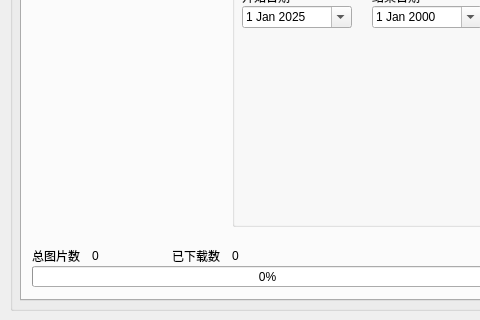
This is WeiboSpiders/WeiboSpiders.ui in Kruarix/WeiboSpiders as Qt 5 draws it before an edit; both pictures show x 0 to 480 and y 130 to 450 of the 750 by 450 pixel window. The edited form follows.
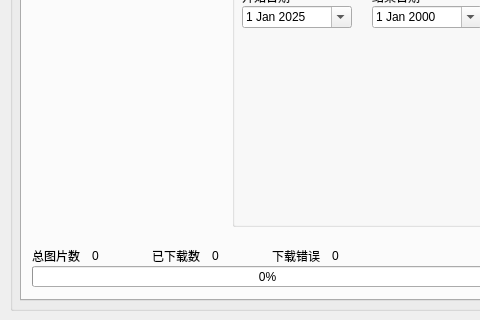
This is the edited form.

Diff of the .ui file:
```diff
--- a/WeiboSpiders/WeiboSpiders.ui
+++ b/WeiboSpiders/WeiboSpiders.ui
@@ -424,7 +424,7 @@
        <rect>
         <x>70</x>
         <y>320</y>
-        <width>61</width>
+        <width>51</width>
         <height>20</height>
        </rect>
       </property>
@@ -435,7 +435,7 @@
      <widget class="QLabel" name="label_6">
       <property name="geometry">
        <rect>
-        <x>150</x>
+        <x>130</x>
         <y>320</y>
         <width>51</width>
         <height>20</height>
@@ -448,9 +448,9 @@
      <widget class="QLabel" name="downloadNum">
       <property name="geometry">
        <rect>
-        <x>210</x>
+        <x>190</x>
         <y>320</y>
-        <width>61</width>
+        <width>51</width>
         <height>20</height>
        </rect>
       </property>
@@ -458,6 +458,32 @@
        <string>0</string>
       </property>
      </widget>
+     <widget class="QLabel" name="errorNum">
+      <property name="geometry">
+       <rect>
+        <x>310</x>
+        <y>320</y>
+        <width>51</width>
+        <height>20</height>
+       </rect>
+      </property>
+      <property name="text">
+       <string>0</string>
+      </property>
+     </widget>
+     <widget class="QLabel" name="errorShow">
+      <property name="geometry">
+       <rect>
+        <x>250</x>
+        <y>320</y>
+        <width>51</width>
+        <height>20</height>
+       </rect>
+      </property>
+      <property name="text">
+       <string>下载错误</string>
+      </property>
+     </widget>
     </widget>
     <widget class="QWidget" name="high">
      <attribute name="title">
```
Left out of the diff: 16 changed lines with no effect on the pictures.
